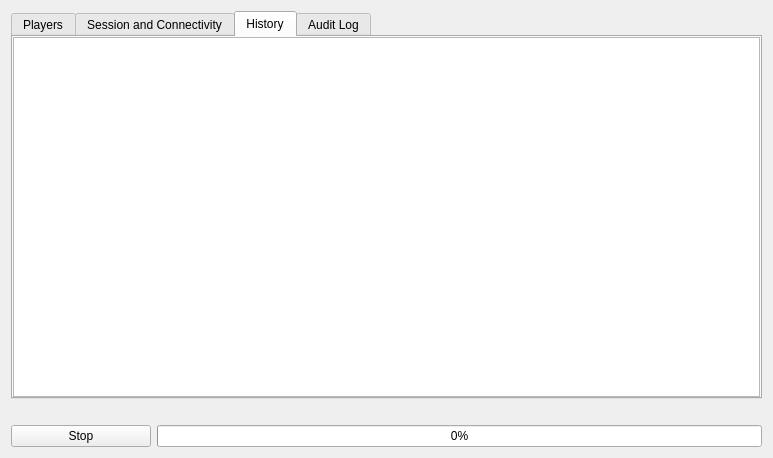
Qt form randovania/gui/ui_files/multiplayer_session.ui (randovania/randovania) before a commit.
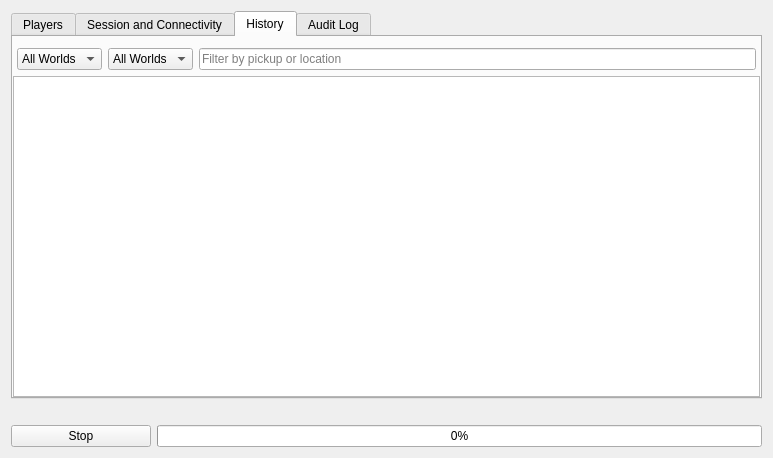
The same form after that commit. The open tabs and pages were chosen to show the change.

Commit message: Support filtering the history tab in MultiplayerSessionWindow

```diff
--- a/randovania/gui/ui_files/multiplayer_session.ui
+++ b/randovania/gui/ui_files/multiplayer_session.ui
@@ -179,16 +179,66 @@
         </item>
        </layout>
       </widget>
-      <widget class="QTableView" name="tab_history">
-       <property name="editTriggers">
-        <set>QAbstractItemView::NoEditTriggers</set>
-       </property>
-       <property name="sortingEnabled">
-        <bool>true</bool>
-       </property>
+      <widget class="QWidget" name="tab_history">
        <attribute name="title">
         <string>History</string>
        </attribute>
+       <layout class="QVBoxLayout" name="history_layout">
+        <property name="leftMargin">
+         <number>0</number>
+        </property>
+        <property name="rightMargin">
+         <number>0</number>
+        </property>
+        <property name="bottomMargin">
+         <number>0</number>
+        </property>
+        <item>
+         <layout class="QHBoxLayout" name="history_filter_layout">
+          <property name="leftMargin">
+           <number>4</number>
+          </property>
+          <property name="rightMargin">
+           <number>4</number>
+          </property>
+          <item>
+           <widget class="QComboBox" name="history_filter_provider_combo">
+            <item>
+             <property name="text">
+              <string>All Worlds</string>
+             </property>
+            </item>
+           </widget>
+          </item>
+          <item>
+           <widget class="QComboBox" name="history_filter_receiver_combo">
+            <item>
+             <property name="text">
+              <string>All Worlds</string>
+             </property>
+            </item>
+           </widget>
+          </item>
+          <item>
+           <widget class="QLineEdit" name="history_filter_edit">
+            <property name="placeholderText">
+             <string>Filter by pickup or location</string>
+            </property>
+           </widget>
+          </item>
+         </layout>
+        </item>
+        <item>
+         <widget class="QTableView" name="history_view">
+          <property name="editTriggers">
+           <set>QAbstractItemView::NoEditTriggers</set>
+          </property>
+          <property name="sortingEnabled">
+           <bool>true</bool>
+          </property>
+         </widget>
+        </item>
+       </layout>
       </widget>
       <widget class="QTableView" name="tab_audit">
        <property name="editTriggers">
```
The commit also changes 1 other file.
